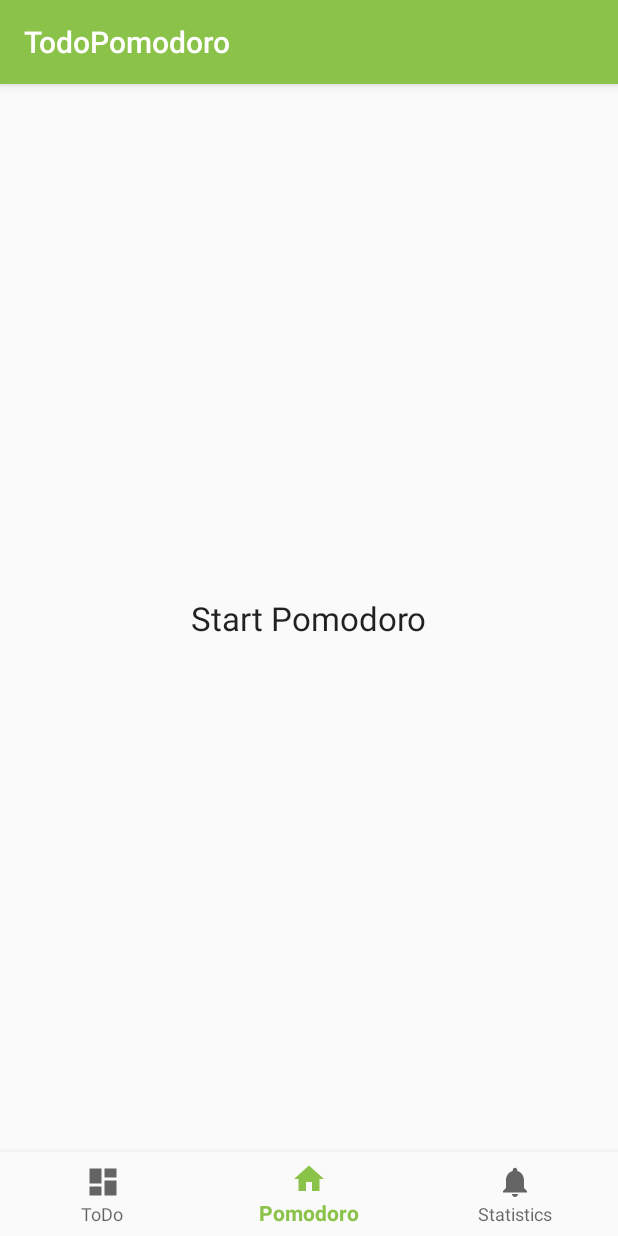
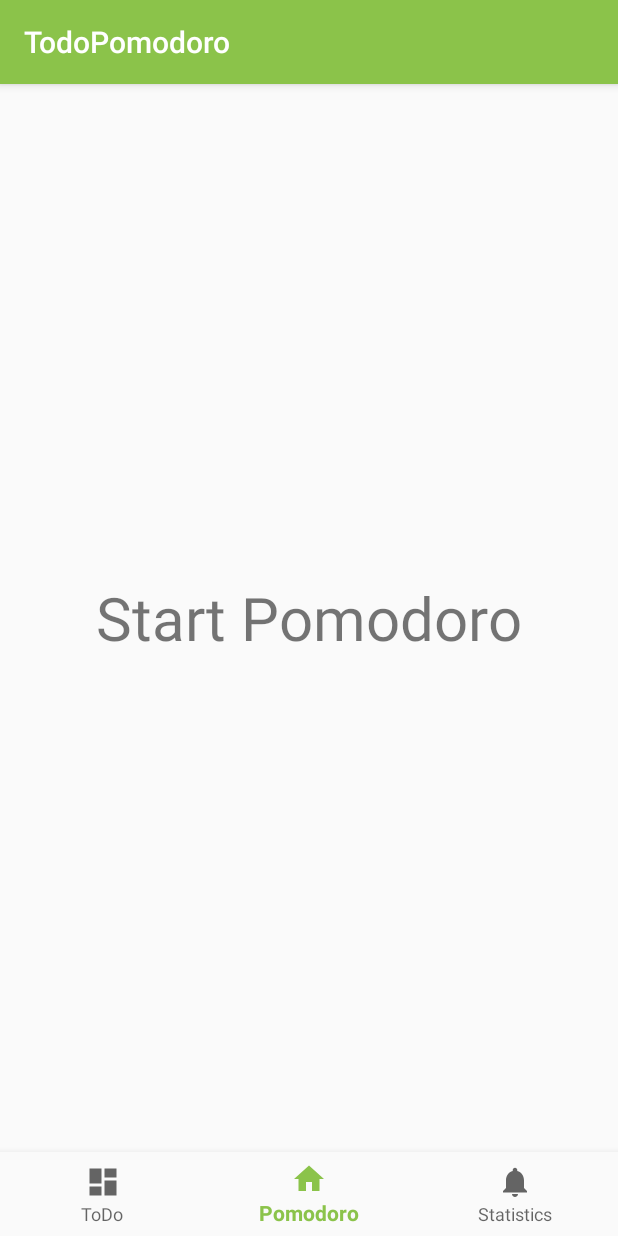
Before and after one commit to avin-sharma/TodoPomodoro, an Android app: the screen it shows after launch (MainActivity), item 2 of the bottom bar chosen, on a phone screen of 412 x 824 dp. Run offline under Robolectric (Android 15) with nearby library versions, the phone set to English and light mode, and no system bars; our stand-ins replace Firebase (no records; nobody signed in at launch, a user with empty details on screens opened directly); libraries missing offline, so code that uses them is left out: com.firebase.ui; 1 statement that could not run was skipped.

```diff
--- a/app/src/main/res/layout/fragment_pomodoro.xml
+++ b/app/src/main/res/layout/fragment_pomodoro.xml
@@ -4,12 +4,11 @@
     android:layout_height="match_parent"
     tools:context="com.avinsharma.todopomodoro.PomodoroFragment">
 
-    <!-- TODO: Update blank fragment layout -->
     <TextView
         android:id="@+id/timer_text_view"
         android:layout_width="wrap_content"
         android:layout_height="wrap_content"
-        android:textAppearance="?android:textAppearanceLarge"
+        android:textSize="40sp"
         android:layout_gravity="center"
         android:text="@string/start_pomodoro"
         tools:text="@string/app_name"/>
```
Also changed, not shown: app/src/main/java/com/avinsharma/todopomodoro/PomodoroFragment.java (+7 -2 lines).
